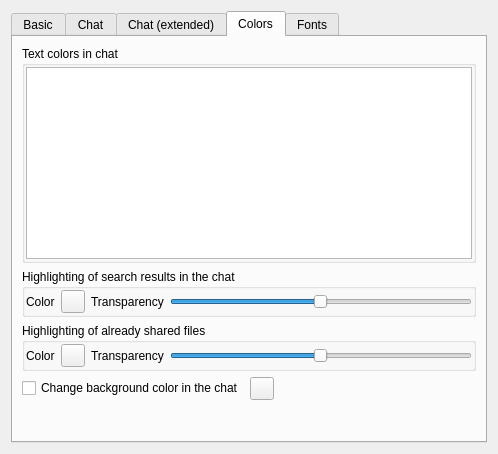
This is eiskaltdcpp-qt/ui/UISettingsGUI.ui in eiskaltdcpp/eiskaltdcpp as Qt 5 draws it before an edit. The edited form follows.
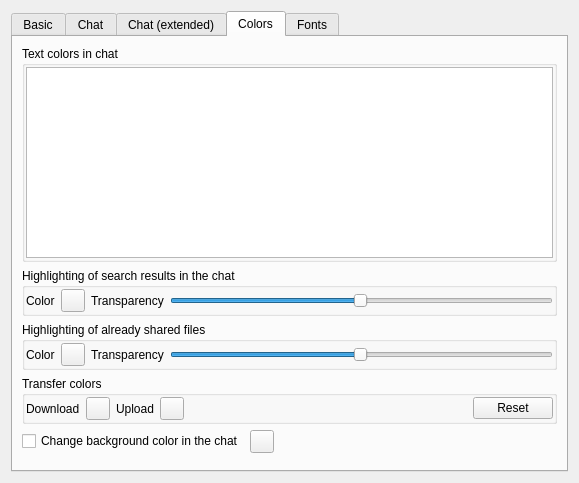
This is the edited form. The open tabs and pages were chosen to show the change. Custom widgets are drawn as their Qt base class.

Diff of the .ui file:
```diff
--- a/eiskaltdcpp-qt/ui/UISettingsGUI.ui
+++ b/eiskaltdcpp-qt/ui/UISettingsGUI.ui
@@ -6,8 +6,8 @@
    <rect>
     <x>0</x>
     <y>0</y>
-    <width>498</width>
-    <height>427</height>
+    <width>579</width>
+    <height>483</height>
    </rect>
   </property>
   <property name="windowTitle">
@@ -835,6 +835,72 @@
          </layout>
         </widget>
        </item>
+       <item>
+        <widget class="QGroupBox" name="groupBox_7">
+         <property name="sizePolicy">
+          <sizepolicy hsizetype="Preferred" vsizetype="Expanding">
+           <horstretch>0</horstretch>
+           <verstretch>0</verstretch>
+          </sizepolicy>
+         </property>
+         <property name="title">
+          <string>Transfer colors</string>
+         </property>
+         <layout class="QGridLayout" name="gridLayout_10">
+          <property name="margin">
+           <number>1</number>
+          </property>
+          <item row="0" column="1">
+           <widget class="QToolButton" name="toolButton_DOWNLOADSCLR">
+            <property name="text">
+             <string/>
+            </property>
+           </widget>
+          </item>
+          <item row="0" column="0">
+           <widget class="QLabel" name="label_16">
+            <property name="text">
+             <string>Download</string>
+            </property>
+           </widget>
+          </item>
+          <item row="0" column="2">
+           <widget class="QLabel" name="label_17">
+            <property name="text">
+             <string>Upload</string>
+            </property>
+           </widget>
+          </item>
+          <item row="0" column="3">
+           <widget class="QToolButton" name="toolButton_UPLOADSCLR">
+            <property name="text">
+             <string/>
+            </property>
+           </widget>
+          </item>
+          <item row="0" column="4">
+           <spacer name="horizontalSpacer_2">
+            <property name="orientation">
+             <enum>Qt::Horizontal</enum>
+            </property>
+            <property name="sizeHint" stdset="0">
+             <size>
+              <width>40</width>
+              <height>20</height>
+             </size>
+            </property>
+           </spacer>
+          </item>
+          <item row="0" column="5">
+           <widget class="QPushButton" name="pushButton_RESET">
+            <property name="text">
+             <string>Reset</string>
+            </property>
+           </widget>
+          </item>
+         </layout>
+        </widget>
+       </item>
        <item>
         <layout class="QHBoxLayout" name="horizontalLayout_3">
          <item>
```
